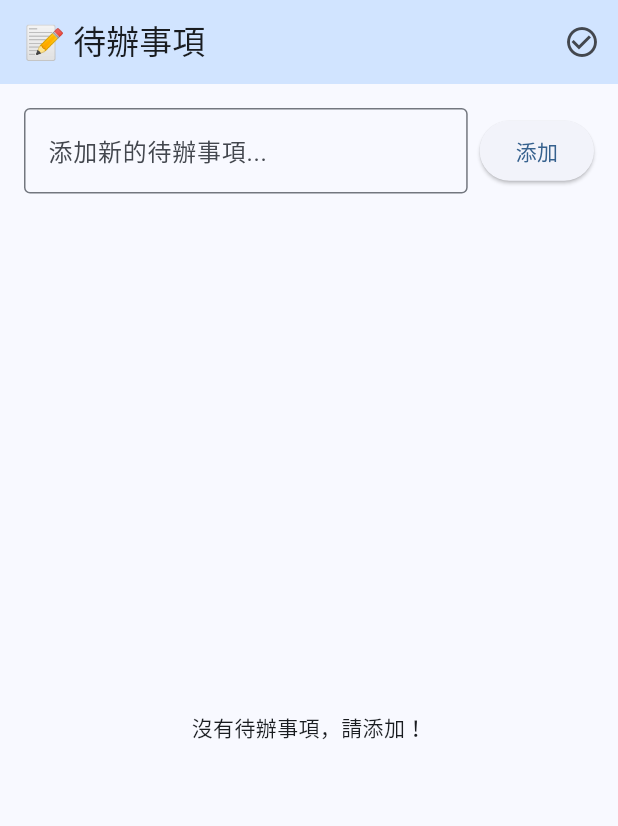
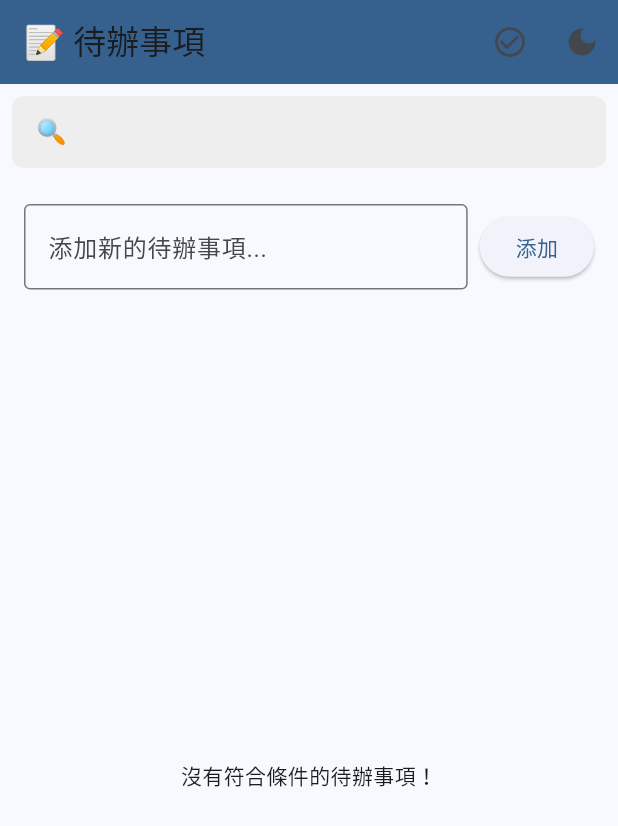
Before and after one commit to mentaikoisgood/my_first_app, a Flutter app: the screen it shows after launch, after a tap on the "check circle" icon, on a phone screen of 412 x 824 dp. Shown: the top 826 px of the screen. Run offline on Flutter 3.47's test engine with Material 3 defaults, Android fonts, the phone set to English and light mode, and no system bars; our stand-ins replace shared_preferences.

```diff
--- a/lib/main.dart
+++ b/lib/main.dart
@@ -6,8 +6,44 @@ void main() {
   runApp(const MyApp());
 }
 
-class MyApp extends StatelessWidget {
+class MyApp extends StatefulWidget {
   const MyApp({super.key});
+
+  @override
+  _MyAppState createState() => _MyAppState();
+}
+
+class _MyAppState extends State<MyApp> {
+  // 主題模式狀態
+  ThemeMode _themeMode = ThemeMode.light;
+
+  @override
+  void initState() {
+    super.initState();
+    _loadThemePreference();
+  }
+
+  // 從SharedPreferences讀取主題設置
+  Future<void> _loadThemePreference() async {
+    final prefs = await SharedPreferences.getInstance();
+    final isDarkMode = prefs.getBool('isDarkMode') ?? false;
+    setState(() {
+      _themeMode = isDarkMode ? ThemeMode.dark : ThemeMode.light;
+    });
+  }
+
+  // 切換主題模式
+  void _toggleThemeMode() async {
+    final prefs = await SharedPreferences.getInstance();
+    final isDarkMode = _themeMode == ThemeMode.dark;
+
+    // 保存相反的設置
+    await prefs.setBool('isDarkMode', !isDarkMode);
+
+    setState(() {
+      _themeMode = isDarkMode ? ThemeMode.light : ThemeMode.dark;
+    });
+  }
 
   @override
   Widget build(BuildContext context) {
@@ -17,13 +53,24 @@ class MyApp extends StatelessWidget {
         colorScheme: ColorScheme.fromSeed(seedColor: Colors.blue),
         useMaterial3: true,
       ),
-      home: const TodoListScreen(),
+      darkTheme: ThemeData(
+        brightness: Brightness.dark,
+        colorScheme: ColorScheme.dark(
+          primary: Colors.blue,
+          secondary: Colors.blueAccent,
+        ),
+        useMaterial3: true,
+      ),
+      themeMode: _themeMode,
+      home: TodoListScreen(toggleTheme: _toggleThemeMode),
     );
   }
 }
 
 class TodoListScreen extends StatefulWidget {
-  const TodoListScreen({super.key});
+  final VoidCallback toggleTheme;
+
+  const TodoListScreen({super.key, required this.toggleTheme});
 
   @override
   _TodoListScreenState createState() => _TodoListScreenState();
@@ -32,17 +79,26 @@ class TodoListScreen extends StatefulWidget {
 class _TodoListScreenState extends State<TodoListScreen> {
   final List<Todo> _todos = [];
   final TextEditingController _textController = TextEditingController();
+  final TextEditingController _searchController = TextEditingController();
   bool _showCompletedTasks = true;
+  String _searchQuery = "";
 
   @override
   void initState() {
     super.initState();
     _loadTodos();
+    _loadShowCompletedPreference();
+    _searchController.addListener(() {
+      setState(() {
+        _searchQuery = _searchController.text;
+      });
+    });
   }
 
   @override
   void dispose() {
     _textController.dispose();
+    _searchController.dispose();
     super.dispose();
   }
 
@@ -60,11 +116,25 @@ class _TodoListScreenState extends State<TodoListScreen> {
     });
   }
 
+  // 加載是否顯示已完成任務的設置
+  Future<void> _loadShowCompletedPreference() async {
+    final prefs = await SharedPreferences.getInstance();
+    setState(() {
+      _showCompletedTasks = prefs.getBool('showCompleted') ?? true;
+    });
+  }
+
   // 保存待辦事項到本地存儲
   Future<void> _saveTodos() async {
     final prefs = await SharedPreferences.getInstance();
     final todosJson = _todos.map((todo) => jsonEncode(todo.toJson())).toList();
     await prefs.setStringList('todos', todosJson);
+  }
+
+  // 保存是否顯示已完成任務的設置
+  Future<void> _saveShowCompletedPreference() async {
+    final prefs = await SharedPreferences.getInstance();
+    await prefs.setBool('showCompleted', _showCompletedTasks);
   }
 
   // 添加新的待辦事項
@@ -130,17 +200,54 @@ class _TodoListScreenState extends State<TodoListScreen> {
     _saveTodos();
   }
 
+  // 切換待辦事項的重要性
+  void _toggleImportant(int index) {
+    setState(() {
+      _todos[index].isImportant = !_todos[index].isImportant;
+    });
+    _saveTodos();
+  }
+
+  // 設置待辦事項的截止日期
+  Future<void> _setDueDate(int index) async {
+    DateTime? pickedDate = await showDatePicker(
+      context: context,
+      initialDate: _todos[index].dueDate ?? DateTime.now(),
+      firstDate: DateTime.now(),
+      lastDate: DateTime(2100),
+    );
+
+    if (pickedDate != null) {
+      setState(() {
+        _todos[index].dueDate = pickedDate;
+      });
+      _saveTodos();
+    }
+  }
+
+  // 過濾待辦事項列表
+  List<Todo> _filteredTodos() {
+    return _todos
+        .where((todo) =>
+            (_showCompletedTasks || !todo.isCompleted) &&
+            (todo.title.toLowerCase().contains(_searchQuery.toLowerCase())))
+        .toList();
+  }
+
   @override
   Widget build(BuildContext context) {
     // 過濾待辦事項列表
-    final pendingTodos = _todos.where((todo) => !todo.isCompleted).toList();
-    final completedTodos = _todos.where((todo) => todo.isCompleted).toList();
+    final filteredTodos = _filteredTodos();
+
+    // 獲取當前主題
+    final isDarkMode = Theme.of(context).brightness == Brightness.dark;
 
     return Scaffold(
       appBar: AppBar(
+        backgroundColor: Theme.of(context).colorScheme.primary,
         title: const Text('📝 待辦事項'),
-        backgroundColor: Theme.of(context).colorScheme.primaryContainer,
         actions: [
+          // 顯示/隱藏已完成事項按鈕
           IconButton(
             icon: Icon(_showCompletedTasks
                 ? Icons.check_circle
@@ -148,14 +255,61 @@ class _TodoListScreenState extends State<TodoListScreen> {
             onPressed: () {
               setState(() {
                 _showCompletedTasks = !_showCompletedTasks;
+                _saveShowCompletedPreference();
               });
             },
             tooltip: _showCompletedTasks ? '隱藏已完成事項' : '顯示已完成事項',
+          ),
+          // 切換主題模式按鈕
+          IconButton(
+            icon: Icon(isDarkMode ? Icons.light_mode : Icons.dark_mode),
+            onPressed: widget.toggleTheme,
+            tooltip: isDarkMode ? '切換至亮色模式' : '切換至深色模式',
           ),
         ],
       ),
       body: Column(
         children: [
+          // 搜索欄 - 移到這裡來避免渲染錯誤
+          Padding(
+            padding: const EdgeInsets.all(8.0),
+            child: Container(
+              decoration: BoxDecoration(
+                color: isDarkMode ? Colors.grey[800] : Colors.grey[200],
+                borderRadius: BorderRadius.circular(8.0),
+              ),
+              child: TextField(
+                controller: _searchController,
+                decoration: const InputDecoration(
+                  hintText: "🔍",
+                  border: InputBorder.none,
+                  contentPadding:
+                      EdgeInsets.symmetric(horizontal: 16, vertical: 12),
+                ),
+              ),
+            ),
+          ),
+
+          // 清除搜索按鈕
+          if (_searchQuery.isNotEmpty)
+            Padding(
+              padding: const EdgeInsets.symmetric(horizontal: 8.0),
+              child: Row(
+                mainAxisAlignment: MainAxisAlignment.end,
+                children: [
+                  TextButton.icon(
+                    icon: const Icon(Icons.clear),
+                    label: const Text('清除搜尋'),
+                    onPressed: () {
+                      setState(() {
+                        _searchController.clear();
+                      });
+                    },
+                  ),
+                ],
+              ),
+            ),
+
           // 輸入框和添加按鈕
           Padding(
             padding: const EdgeInsets.all(16.0),
@@ -180,51 +334,16 @@ class _TodoListScreenState extends State<TodoListScreen> {
             ),
           ),
 
-          // 待辦事項列表
+          // 使用新的過濾後的待辦事項列表視圖
           Expanded(
-            child: _todos.isEmpty
-                ? const Center(child: Text('沒有待辦事項，請添加！'))
-                : ListView(
-                    children: [
-                      // 未完成事項
-                      if (pendingTodos.isNotEmpty) ...[
-                        const Padding(
-                          padding: EdgeInsets.only(left: 16, top: 8, bottom: 8),
-                          child: Text(
-                            '未完成',
-                            style: TextStyle(
-                              fontSize: 18,
-                              fontWeight: FontWeight.bold,
-                            ),
-                          ),
-                        ),
-                        ...pendingTodos.asMap().entries.map((entry) {
-                          final index = _todos.indexOf(entry.value);
-                          final todo = entry.value;
-                          return _buildTodoItem(todo, index);
-                        }),
-                      ],
-
-                      // 已完成事項
-                      if (_showCompletedTasks && completedTodos.isNotEmpty) ...[
-                        const Padding(
-                          padding:
-                              EdgeInsets.only(left: 16, top: 16, bottom: 8),
-                          child: Text(
-                            '已完成',
-                            style: TextStyle(
-                              fontSize: 18,
-                              fontWeight: FontWeight.bold,
-                            ),
-                          ),
-                        ),
-                        ...completedTodos.asMap().entries.map((entry) {
-                          final index = _todos.indexOf(entry.value);
-                          final todo = entry.value;
-                          return _buildTodoItem(todo, index);
-                        }),
-                      ],
-                    ],
+            child: filteredTodos.isEmpty
+                ? const Center(child: Text("沒有符合條件的待辦事項！"))
+                : ListView.builder(
+                    itemCount: filteredTodos.length,
+                    itemBuilder: (context, index) {
+                      final todo = filteredTodos[index];
+                      return _buildTodoItem(todo, _todos.indexOf(todo));
+                    },
                   ),
           ),
         ],
@@ -244,22 +363,61 @@ class _TodoListScreenState extends State<TodoListScreen> {
         style: TextStyle(
           decoration: todo.isCompleted ? TextDecoration.lineThrough : null,
           color: todo.isCompleted ? Colors.grey : null,
+          fontWeight: todo.isImportant ? FontWeight.bold : null,
         ),
       ),
+      subtitle: todo.dueDate != null
+          ? Text(
+              '截止日期: ${_formatDate(todo.dueDate!)}',
+              style: TextStyle(
+                color: todo.dueDate!.isBefore(DateTime.now())
+                    ? Colors.red
+                    : Colors.grey,
+              ),
+            )
+          : null,
       trailing: Row(
         mainAxisSize: MainAxisSize.min,
         children: [
           IconButton(
+            icon: Icon(
+              todo.isImportant ? Icons.star : Icons.star_border,
+              color: todo.isImportant ? Colors.amber : null,
+            ),
+            onPressed: () => _toggleImportant(index),
+            tooltip: todo.isImportant ? '取消重要標記' : '標記為重要',
+          ),
+          IconButton(
+            icon: const Icon(Icons.calendar_today),
+            onPressed: () => _setDueDate(index),
+            tooltip: '設置截止日期',
+          ),
+          IconButton(
             icon: const Icon(Icons.edit),
             onPressed: () => _editTodo(index),
+            tooltip: '編輯',
           ),
           IconButton(
             icon: const Icon(Icons.delete),
             onPressed: () => _deleteTodo(index),
+            tooltip: '刪除',
           ),
         ],
       ),
     );
+  }
+
+  // 添加這個新的方法來格式化日期
+  String _formatDate(DateTime date) {
+    // 檢查是否是當年的日期
+    final now = DateTime.now();
+    if (date.year == now.year) {
+      // 如果是當年的日期，只顯示月和日
+      return '${date.month}/${date.day}';
+    } else {
+      // 如果不是當年的日期，顯示年月日
+      return '${date.year}/${date.month}/${date.day}';
+    }
   }
 }
 
@@ -267,14 +425,23 @@ class _TodoListScreenState extends State<TodoListScreen> {
 class Todo {
   String title;
   bool isCompleted;
+  bool isImportant;
+  DateTime? dueDate;
 
-  Todo({required this.title, this.isCompleted = false});
+  Todo({
+    required this.title,
+    this.isCompleted = false,
+    this.isImportant = false,
+    this.dueDate,
+  });
 
   // 從JSON創建Todo物件
   factory Todo.fromJson(Map<String, dynamic> json) {
     return Todo(
       title: json['title'],
       isCompleted: json['isCompleted'],
+      isImportant: json['isImportant'] ?? false,
+      dueDate: json['dueDate'] != null ? DateTime.parse(json['dueDate']) : null,
     );
   }
 
@@ -283,6 +450,8 @@ class Todo {
     return {
       'title': title,
       'isCompleted': isCompleted,
+      'isImportant': isImportant,
+      'dueDate': dueDate?.toIso8601String(),
     };
   }
 }
--- a/pubspec.yaml
+++ b/pubspec.yaml
@@ -36,6 +36,7 @@ dependencies:
   cupertino_icons: ^1.0.8
   intl: ^0.20.2
   shared_preferences: ^2.5.2
+  flutter_local_notifications: ^19.0.0
 
 dev_dependencies:
   flutter_test:
```
Also changed, not shown: pubspec.lock, 4 other files.
